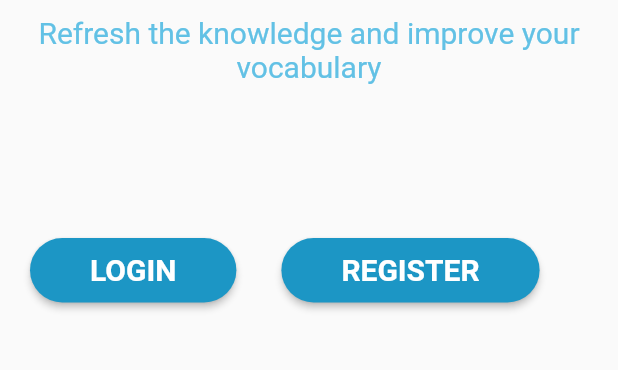
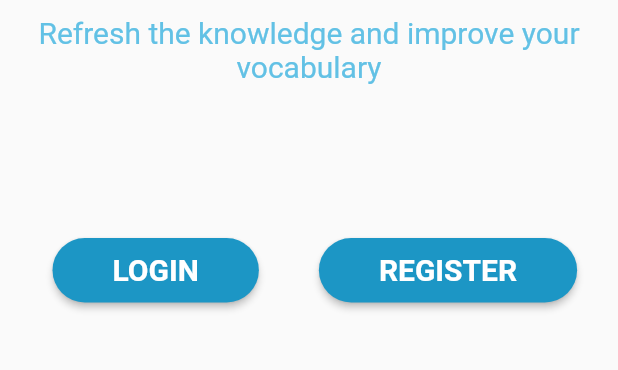
Before and after one commit to rukshan99/wordly, a Flutter app: the screen it shows after launch, on a phone screen of 412 x 824 dp, the part 579-949 px from its top. Run offline on Flutter 3.47's test engine with Material 2 defaults, Android fonts, the phone set to English and light mode, and no system bars; our stand-ins replace cloud_firestore, firebase_auth, firebase_core, flutter_rating_bar, flutter_speed_dial, flutter_switch and 5 more; missing offline and left inert: dart:ffi; accounts and stored records are empty.

Commit message:
adjust ui alignments

```diff
--- a/lib/screens/login.dart
+++ b/lib/screens/login.dart
@@ -143,6 +143,9 @@ class _LoginScreenState extends State<LoginScreen> {
                               color: Colors.white),
                         ),
                       ),
+                      const SizedBox(
+                        height: 15.0,
+                      ),
                       IconButton(
                         icon: const Icon(Icons.arrow_back_ios),
                         color: purpleColors,
--- a/lib/screens/register.dart
+++ b/lib/screens/register.dart
@@ -135,7 +135,7 @@ class _RegisterScreenState extends State<RegisterScreen> {
                         onSaved: (input) => _password = input!,
                       ),
                       const SizedBox(
-                        height: 40.0,
+                        height: 30.0,
                       ),
                       ElevatedButton(
                         style: ElevatedButton.styleFrom(
@@ -154,6 +154,9 @@ class _RegisterScreenState extends State<RegisterScreen> {
                               fontWeight: FontWeight.bold,
                               color: Colors.white),
                         ),
+                      ),
+                      const SizedBox(
+                        height: 15.0,
                       ),
                       IconButton(
                         icon: const Icon(Icons.arrow_back_ios),
--- a/lib/screens/welcome.dart
+++ b/lib/screens/welcome.dart
@@ -65,6 +65,9 @@ class _WelcomeScreenState extends State<WelcomeScreen> {
                     ),
                     Row(
                       children: <Widget>[
+                        const SizedBox(
+                          width: 15.0,
+                        ),
                         ElevatedButton(
                           style: ElevatedButton.styleFrom(
                             primary: purpleColors, // background
@@ -82,7 +85,7 @@ class _WelcomeScreenState extends State<WelcomeScreen> {
                           ),
                         ),
                         const SizedBox(
-                          width: 30.0,
+                          width: 40.0,
                         ),
                         ElevatedButton(
                           style: ElevatedButton.styleFrom(
```
